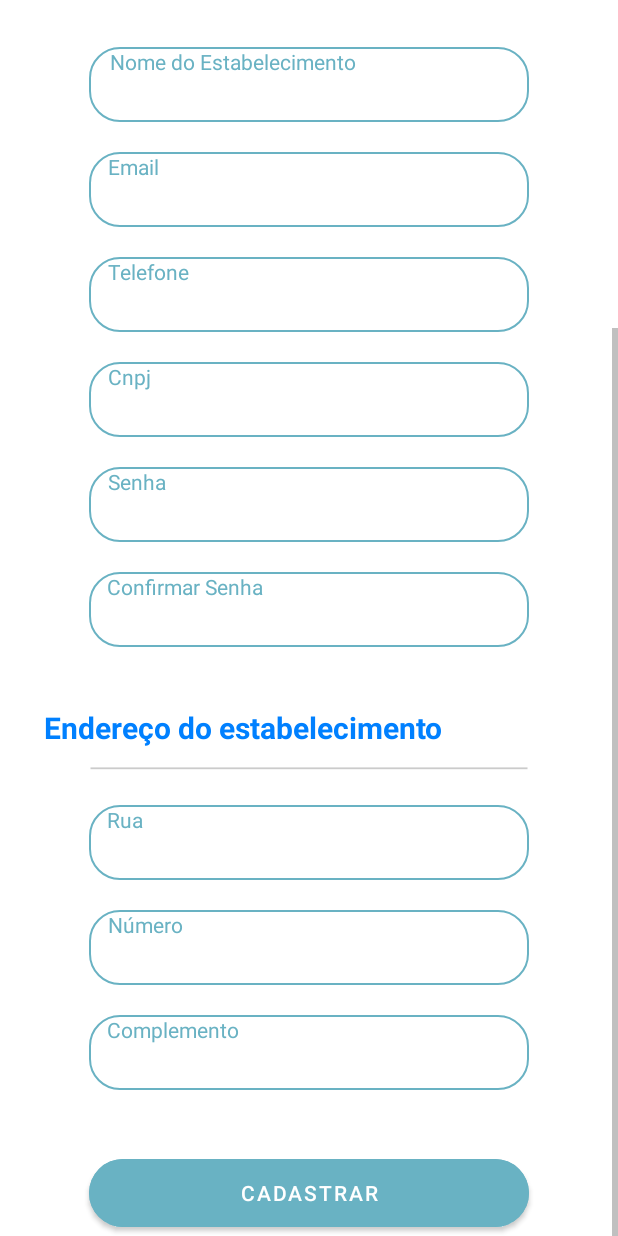
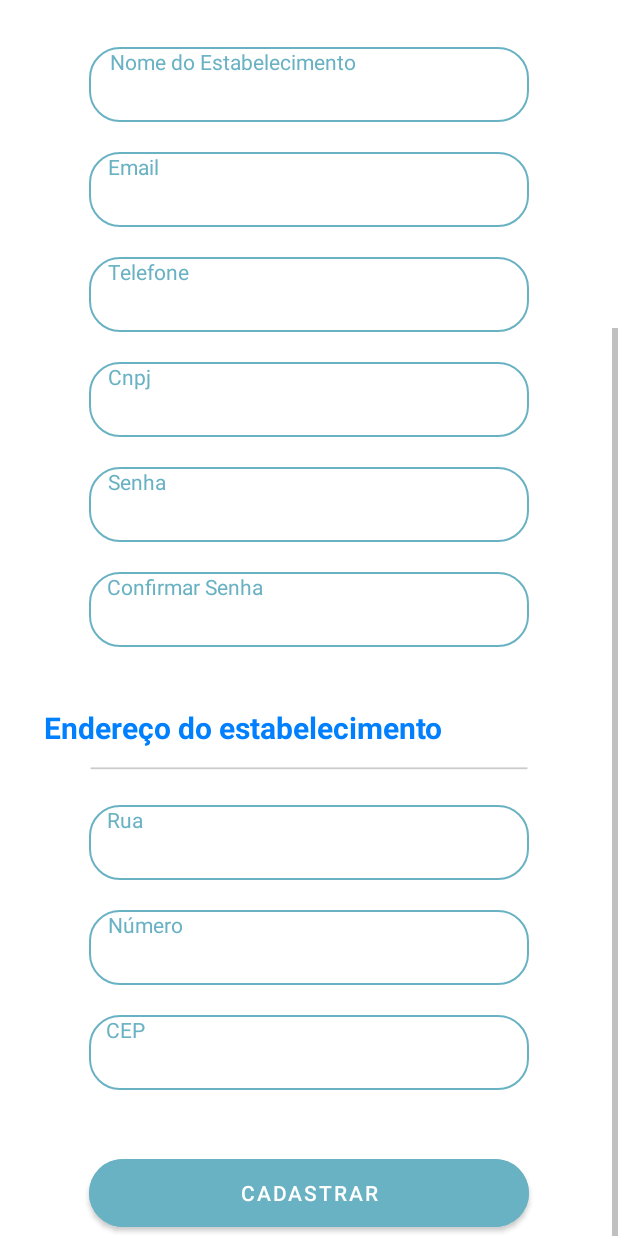
Before and after one commit to RuanLemos/WaterPlace_Supplier, an Android app: the Register screen opened directly, with no data from a screen before it, scrolled down 297 dp, on a phone screen of 412 x 824 dp. Run offline under Robolectric (Android 15) with nearby library versions, the phone set to English and light mode, and no system bars; our stand-ins replace Firebase (no records; nobody signed in at launch, a user with empty details on screens opened directly).

```diff
--- a/app/src/main/res/layout/activity_register.xml
+++ b/app/src/main/res/layout/activity_register.xml
@@ -75,6 +75,30 @@
             app:layout_constraintStart_toStartOf="parent"
             app:layout_constraintTop_toBottomOf="@+id/header_cadastro" />
 
+        <TextView
+            android:id="@+id/error"
+            android:layout_width="wrap_content"
+            android:layout_height="wrap_content"
+            android:layout_marginEnd="18dp"
+            android:text="@string/Erro"
+            android:textColor="#FF9494"
+            android:visibility="invisible"
+            app:layout_constraintBottom_toTopOf="@+id/input_email_3"
+            app:layout_constraintEnd_toEndOf="parent"
+            app:layout_constraintStart_toStartOf="parent" />
+
+        <TextView
+            android:id="@+id/error_util"
+            android:layout_width="wrap_content"
+            android:layout_height="wrap_content"
+            android:layout_marginEnd="98dp"
+            android:text="@string/Erro_util"
+            android:textColor="#FF9494"
+            android:visibility="invisible"
+            app:layout_constraintBottom_toTopOf="@+id/input_email_3"
+            app:layout_constraintEnd_toEndOf="parent"
+            app:layout_constraintStart_toStartOf="parent" />
+
         <EditText
             android:id="@+id/input_email_3"
             android:layout_width="293dp"
@@ -101,6 +125,18 @@
             app:layout_constraintStart_toStartOf="parent"
             app:layout_constraintTop_toBottomOf="@+id/input_nome" />
 
+        <TextView
+            android:id="@+id/error_2"
+            android:layout_width="wrap_content"
+            android:layout_height="wrap_content"
+            android:layout_marginEnd="18dp"
+            android:text="@string/Erro"
+            android:textColor="#FF9494"
+            android:visibility="invisible"
+            app:layout_constraintBottom_toTopOf="@+id/input_telefone"
+            app:layout_constraintEnd_toEndOf="parent"
+            app:layout_constraintStart_toStartOf="parent" />
+
         <EditText
             android:id="@+id/input_telefone"
             android:layout_width="293dp"
@@ -126,6 +162,18 @@
             app:layout_constraintEnd_toEndOf="parent"
             app:layout_constraintStart_toStartOf="parent"
             app:layout_constraintTop_toBottomOf="@+id/input_email_3" />
+
+        <TextView
+            android:id="@+id/error_3"
+            android:layout_width="wrap_content"
+            android:layout_height="wrap_content"
+            android:layout_marginEnd="18dp"
+            android:text="@string/Erro"
+            android:textColor="#FF9494"
+            android:visibility="invisible"
+            app:layout_constraintBottom_toTopOf="@+id/input_cnpj_2"
+            app:layout_constraintEnd_toEndOf="parent"
+            app:layout_constraintStart_toStartOf="parent" />
 
         <EditText
             android:id="@+id/input_cnpj_2"
@@ -175,6 +223,18 @@
             app:layout_constraintStart_toStartOf="parent"
             app:layout_constraintTop_toBottomOf="@+id/input_cnpj_2" />
 
+        <TextView
+            android:id="@+id/error_4"
+            android:layout_width="wrap_content"
+            android:layout_height="wrap_content"
+            android:layout_marginEnd="14dp"
+            android:text="@string/Erro_senha"
+            android:textColor="#FF9494"
+            android:visibility="invisible"
+            app:layout_constraintBottom_toTopOf="@+id/input_confirm_password"
+            app:layout_constraintEnd_toEndOf="parent"
+            app:layout_constraintStart_toStartOf="parent" />
+
         <EditText
             android:id="@+id/input_confirm_password"
             android:layout_width="293dp"
@@ -209,7 +269,6 @@
             android:textColor="#0080ff"
             android:textSize="20sp"
             android:textStyle="bold"
-            android:visibility="visible"
             app:layout_constraintEnd_toEndOf="parent"
             app:layout_constraintStart_toStartOf="parent"
             app:layout_constraintTop_toBottomOf="@+id/input_confirm_password" />
@@ -223,6 +282,18 @@
             app:layout_constraintStart_toStartOf="parent"
             app:layout_constraintTop_toBottomOf="@+id/header_endereco"
             app:srcCompat="@drawable/barra" />
+
+        <TextView
+            android:id="@+id/error_5"
+            android:layout_width="wrap_content"
+            android:layout_height="wrap_content"
+            android:layout_marginEnd="136dp"
+            android:text="@string/Erro_end"
+            android:textColor="#FF9494"
+            android:visibility="invisible"
+            app:layout_constraintBottom_toTopOf="@+id/input_rua"
+            app:layout_constraintEnd_toEndOf="parent"
+            app:layout_constraintStart_toStartOf="parent" />
 
         <EditText
             android:id="@+id/input_rua"
@@ -277,26 +348,26 @@
             app:layout_constraintTop_toBottomOf="@+id/input_rua" />
 
         <EditText
-            android:id="@+id/input_comp"
+            android:id="@+id/input_cep"
             android:layout_width="293dp"
             android:layout_height="50dp"
             android:layout_marginTop="20dp"
             android:background="@drawable/rounded_background"
             android:drawablePadding="20dp"
             android:ems="10"
-            android:inputType="textPostalAddress"
+            android:inputType="number"
             android:textColorHint="#69b2c3"
             app:layout_constraintEnd_toEndOf="parent"
             app:layout_constraintStart_toStartOf="parent"
             app:layout_constraintTop_toBottomOf="@+id/input_num" />
 
         <TextView
-            android:id="@+id/txt_comp"
+            android:id="@+id/txt_cep"
             android:layout_width="wrap_content"
             android:layout_height="wrap_content"
             android:layout_marginTop="20dp"
-            android:layout_marginEnd="182dp"
-            android:text="@string/Complemento"
+            android:layout_marginEnd="245dp"
+            android:text="@string/CEP"
             android:textColor="#69b2c3"
             app:layout_constraintEnd_toEndOf="parent"
             app:layout_constraintStart_toStartOf="parent"
@@ -312,7 +383,7 @@
             app:cornerRadius="40dp"
             app:layout_constraintEnd_toEndOf="parent"
             app:layout_constraintStart_toStartOf="parent"
-            app:layout_constraintTop_toBottomOf="@+id/input_comp" />
+            app:layout_constraintTop_toBottomOf="@+id/input_cep" />
 
     </androidx.constraintlayout.widget.ConstraintLayout>
 </ScrollView>
--- a/app/src/main/res/values/strings.xml
+++ b/app/src/main/res/values/strings.xml
@@ -18,6 +18,11 @@
     <string name="Rua">Rua</string>
     <string name="Numero">Número</string>
     <string name="Complemento">Complemento</string>
+    <string name="CEP">CEP</string>
+    <string name="Erro">A informação fornecida no campo é inválida.</string>
+    <string name="Erro_util">Email já cadastrado no sistema.</string>
+    <string name="Erro_senha">Verifique se as senhas fornecidas são iguais.</string>
+    <string name="Erro_end">Endereço não encontrado</string>
     <string name="TxtExplica">Por favor, indique o seu endereço de email. Você receberá um link para criar uma nova senha.</string>
     <string name="TxtConfirm">Um e-mail para redefinir a sua senha foi enviado!</string>
     <string name="ligacoes_habilitadas">Ligações habilitadas</string>
```
Also changed, not shown: app/src/main/java/waterplace/finalproj/activity/Register.java (+87 -1 lines).
